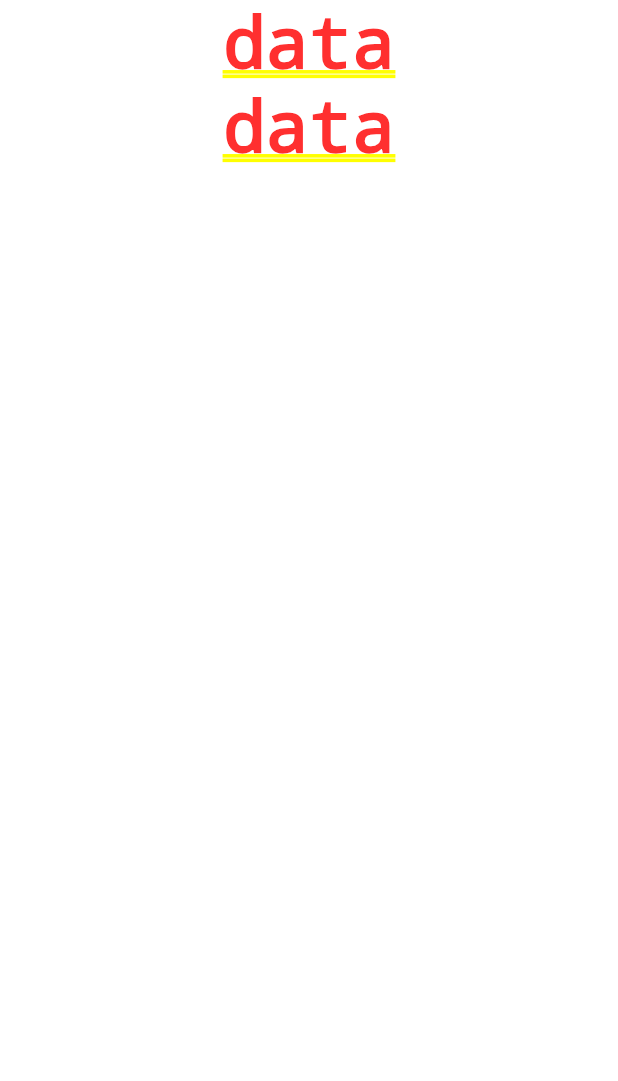
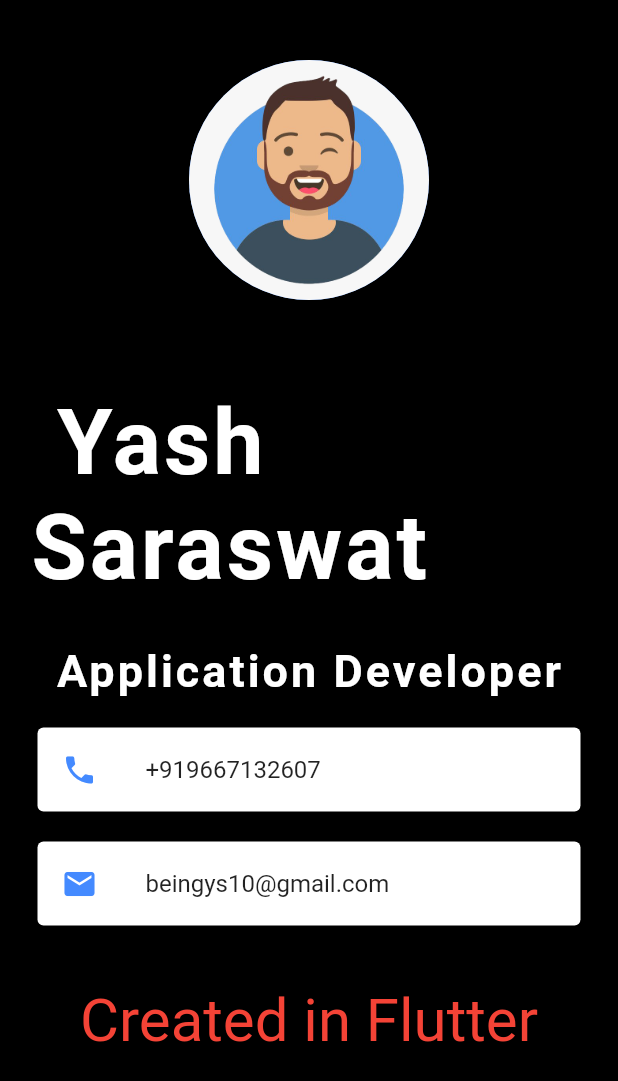
Before and after one commit to beingys/introduction, a Flutter app: the screen it shows after launch, on a phone screen of 412 x 824 dp. Shown: the top 1081 px of the screen. Run offline on Flutter 3.47's test engine with Material 2 defaults, Android fonts, the phone set to English and light mode, and no system bars.

Commit message:
added background, added avtar, added and modified cards

```diff
--- a/lib/main.dart
+++ b/lib/main.dart
@@ -1,3 +1,5 @@
+// ignore_for_file: prefer_const_constructors
+
 import 'package:flutter/material.dart';
 
 void main() {
@@ -10,9 +12,81 @@ class introduction extends StatelessWidget {
   @override
   Widget build(BuildContext context) {
     return MaterialApp(
-      // ignore: prefer_const_literals_to_create_immutables
-      home: Container(
-        child: Column(children: [Text("data"), Text("data")]),
+      debugShowCheckedModeBanner: false,
+      home: Scaffold(
+        backgroundColor: Colors.black,
+        body: Container(
+          child: Column(
+              crossAxisAlignment: CrossAxisAlignment.center,
+              mainAxisSize: MainAxisSize.min,
+              // ignore: prefer_const_literals_to_create_immutables
+              children: <Widget>[
+                Padding(
+                  padding: EdgeInsets.all(40.0),
+                  child: const CircleAvatar(
+                    backgroundColor: Colors.blueAccent,
+                    backgroundImage: AssetImage("images/avtar.png"),
+                    radius: 80.0,
+                  ),
+                ),
+                Padding(
+                  padding: EdgeInsets.all(20.0),
+                  child: const Text(" Yash Saraswat",
+                      style: TextStyle(
+                        fontSize: 60.0,
+                        fontWeight: FontWeight.bold,
+                        color: Colors.white,
+                        letterSpacing: 2.0,
+                      )),
+                ),
+                Padding(
+                  padding: EdgeInsets.all(10.0),
+                  child: const Text(
+                    "Application Developer",
+                    style: TextStyle(
+                        fontSize: 30.0,
+                        fontWeight: FontWeight.bold,
+                        color: Colors.white,
+                        letterSpacing: 2.0),
+                  ),
+                ),
+                Card(
+                    color: Colors.white,
+                    margin: EdgeInsets.symmetric(
+                      vertical: 10.0,
+                      horizontal: 25.0,
+                    ),
+                    child: ListTile(
+                      leading: Icon(
+                        Icons.phone,
+                        color: Colors.blueAccent,
+                      ),
+                      title: const Text('+919667132607'),
+                    )),
+                Card(
+                    color: Colors.white,
+                    margin: EdgeInsets.symmetric(
+                      vertical: 10.0,
+                      horizontal: 25.0,
+                    ),
+                    child: ListTile(
+                      leading: Icon(
+                        Icons.email,
+                        color: Colors.blueAccent,
+                      ),
+                      title: const Text(
+                        'beingys10@gmail.com',
+                      ),
+                    )),
+                Padding(
+                  padding: EdgeInsets.all(30.0),
+                  child: const Text(
+                    "Created in Flutter",
+                    style: TextStyle(color: Colors.red, fontSize: 40.0),
+                  ),
+                )
+              ]),
+        ),
       ),
     );
   }
--- a/pubspec.yaml
+++ b/pubspec.yaml
@@ -58,9 +58,8 @@ flutter:
   uses-material-design: true
 
   # To add assets to your application, add an assets section, like this:
-  # assets:
-  #   - images/a_dot_burr.jpeg
-  #   - images/a_dot_ham.jpeg
+  assets:
+    - images/avtar.png
 
   # An image asset can refer to one or more resolution-specific "variants", see
   # https://flutter.dev/assets-and-images/#resolution-aware.
```
Also changed, not shown: images/avtar.png (added).
